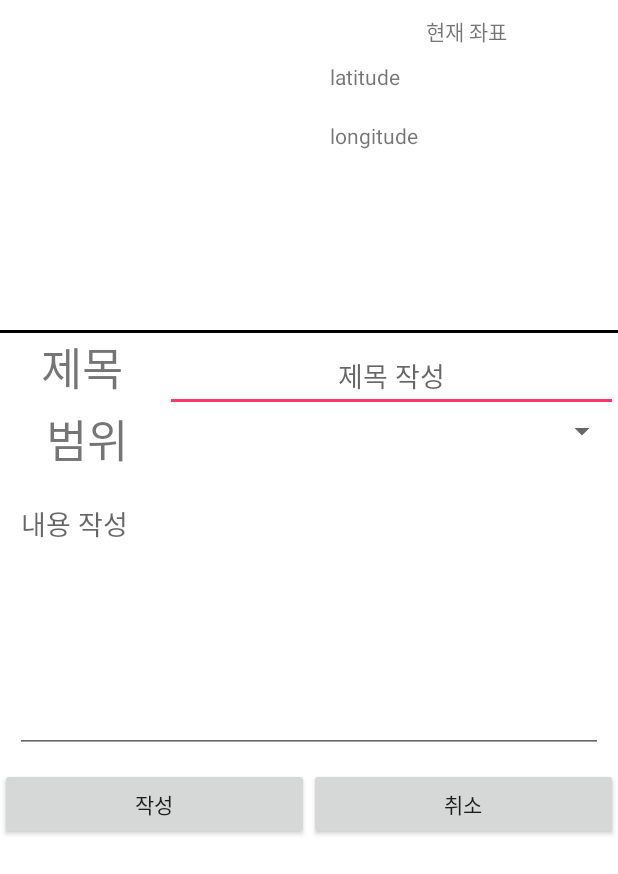
After one commit to ccjy2181/2017CC2, an Android app: the layout activity_write.xml on its own in the app's theme, with its tools: preview values and no code run, on a phone screen of 412 x 824 dp. The commit adds this screen. Shown: the top 874 px of the screen. Run offline under Robolectric (Android 15) with nearby library versions, the phone set to English and light mode, and no system bars.

Commit message:
Map + Write 작성 / WriteActivity 내의 지도 못 움직이게 추가 설정 필요

```diff
--- a/app/src/main/java/kr/co/mapchat/MainActivity.java
+++ b/app/src/main/java/kr/co/mapchat/MainActivity.java
@@ -24,11 +24,17 @@ import android.view.MenuItem;
 import android.view.ViewGroup;
 import android.widget.TextView;
 
+import net.daum.mf.map.api.MapPoint;
+
 public class MainActivity extends BaseActivity
         implements NavigationView.OnNavigationItemSelectedListener {
     TextView chats;
     NavigationView navigationView, navigationViewBottom;
     DrawerLayout drawer;
+    MapPoint current_mp;
+
+    double[] location = {0,0};
+
     @Override
     protected void onCreate(Bundle savedInstanceState) {
         super.onCreate(savedInstanceState);
--- /dev/null
+++ b/app/src/main/res/layout/activity_write.xml
@@ -0,0 +1,123 @@
+<?xml version="1.0" encoding="utf-8"?>
+<LinearLayout xmlns:android="http://schemas.android.com/apk/res/android"
+    xmlns:app="http://schemas.android.com/apk/res-auto"
+    xmlns:tools="http://schemas.android.com/tools"
+    android:layout_width="match_parent"
+    android:layout_height="match_parent"
+    android:orientation="vertical"
+    tools:context="kr.co.mapchat.WriteActivity">
+    <LinearLayout
+        android:layout_width="match_parent"
+        android:layout_height="wrap_content"
+        android:orientation="horizontal">
+        <RelativeLayout
+            android:id="@+id/write_map"
+            android:layout_width="200dp"
+            android:layout_height="200dp"
+            android:layout_margin="10dp"/>
+        <LinearLayout
+            android:layout_width="match_parent"
+            android:layout_height="wrap_content"
+            android:orientation="vertical"
+            android:layout_marginTop="10dp"
+            android:layout_marginRight="10dp">
+            <TextView
+                android:layout_width="match_parent"
+                android:layout_height="wrap_content"
+                android:gravity="center"
+                android:text="현재 좌표"
+                android:layout_marginBottom="10dp"/>
+            <TextView
+                android:id="@+id/latitude"
+                android:layout_width="match_parent"
+                android:layout_height="wrap_content"
+                android:layout_marginBottom="20dp"
+                android:text="latitude"/>
+            <TextView
+                android:id="@+id/longitude"
+                android:layout_width="match_parent"
+                android:layout_height="wrap_content"
+                android:text="longitude"/>
+        </LinearLayout>
+    </LinearLayout>
+    <LinearLayout
+        android:layout_width="match_parent"
+        android:layout_height="2dp"
+        android:background="#000000"
+        android:orientation="vertical">
+    </LinearLayout>
+    <LinearLayout
+        android:layout_width="match_parent"
+        android:layout_height="290dp"
+        android:orientation="vertical">
+        <LinearLayout
+            android:layout_width="match_parent"
+            android:layout_height="wrap_content"
+            android:orientation="horizontal">
+            <TextView
+                android:layout_width="wrap_content"
+                android:layout_height="wrap_content"
+                android:gravity="center"
+                android:text="제목"
+                android:textSize="30dp"
+                android:layout_weight="1"/>
+            <EditText
+                android:id="@+id/write_title"
+                android:layout_width="wrap_content"
+                android:layout_height="wrap_content"
+                android:gravity="center"
+                android:hint="제목 작성"
+                android:layout_weight="4"/>
+        </LinearLayout>
+        <LinearLayout
+            android:layout_width="match_parent"
+            android:layout_height="wrap_content"
+            android:orientation="horizontal">
+            <TextView
+                android:layout_width="wrap_content"
+                android:layout_height="wrap_content"
+                android:gravity="center"
+                android:text="범위"
+                android:textSize="30dp"
+                android:layout_weight="1"/>
+            <Spinner
+                android:id="@+id/area"
+                android:layout_width="wrap_content"
+                android:layout_height="35dp"
+                android:gravity="center"
+                android:layout_weight="4"/>
+        </LinearLayout>
+        <LinearLayout
+            android:layout_width="match_parent"
+            android:layout_height="match_parent"
+            android:orientation="vertical">
+            <EditText
+                android:id="@+id/write_content"
+                android:layout_width="match_parent"
+                android:layout_height="match_parent"
+                android:layout_margin="10dp"
+                android:gravity="start"
+                android:hint="내용 작성"/>
+        </LinearLayout>
+    </LinearLayout>
+    <LinearLayout
+        android:layout_width="match_parent"
+        android:layout_height="match_parent"
+        android:orientation="horizontal"
+        android:weightSum="2">
+        <Button
+            android:id="@+id/button_write"
+            android:layout_width="wrap_content"
+            android:layout_height="wrap_content"
+            android:text="작성"
+            android:onClick="ButtonWriteClicked"
+            android:layout_weight="1" />
+        <Button
+            android:id="@+id/button_cancel"
+            android:layout_width="wrap_content"
+            android:layout_height="wrap_content"
+            android:text="취소"
+            android:onClick="ButtonCancelClicked"
+            android:layout_weight="1"/>
+    </LinearLayout>
+</LinearLayout>
--- a/app/src/main/res/layout/fragment_map.xml
+++ b/app/src/main/res/layout/fragment_map.xml
@@ -5,8 +5,7 @@
     android:layout_width="match_parent"
     android:layout_height="match_parent"
     android:id="@+id/map_layout"
-    app:layout_behavior="@string/appbar_scrolling_view_behavior"
-    tools:context="kr.co.mapchat.FragmentMap">
+    app:layout_behavior="@string/appbar_scrolling_view_behavior">
 
     <RelativeLayout
         android:id="@+id/map_view"
@@ -15,7 +14,7 @@
 
 
     <com.github.clans.fab.FloatingActionButton
-        android:id="@+id/fab"
+        android:id="@+id/write_btn"
         android:layout_width="wrap_content"
         android:layout_height="wrap_content"
         android:layout_gravity="end|bottom"
```
Also changed, not shown: app/src/main/java/kr/co/mapchat/FragmentMap.java (+17 -1 lines), app/src/main/java/kr/co/mapchat/WriteActivity.java (added, +111 -0 lines), app/src/main/res/values/area.xml (added, +9 -0 lines).
